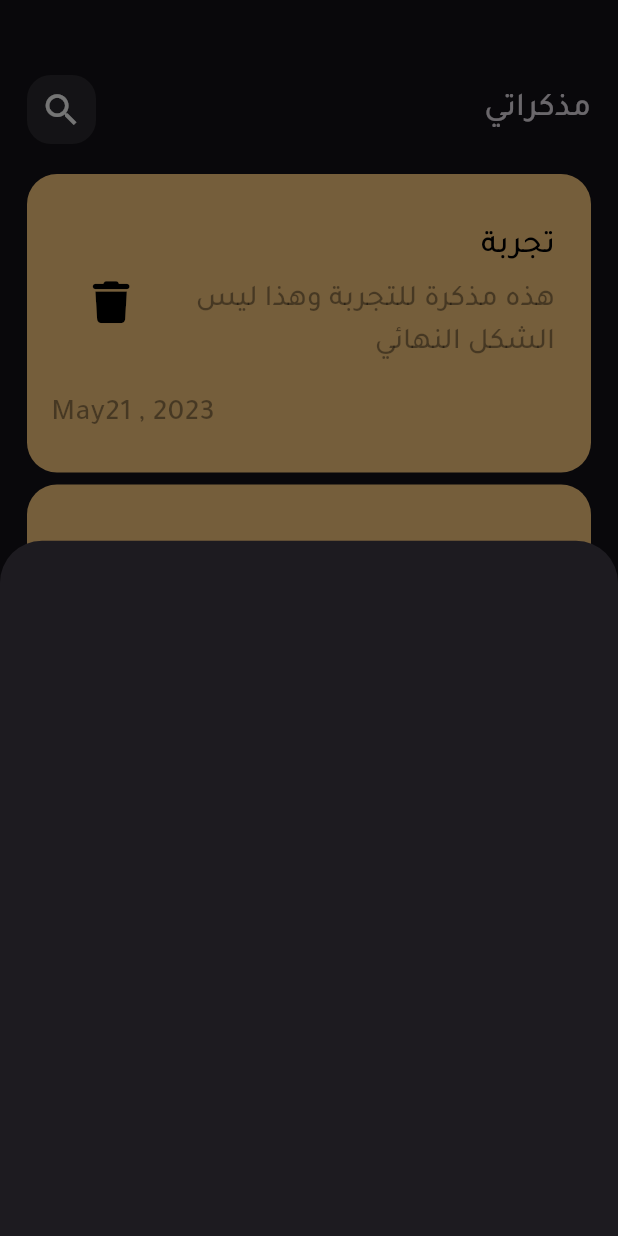
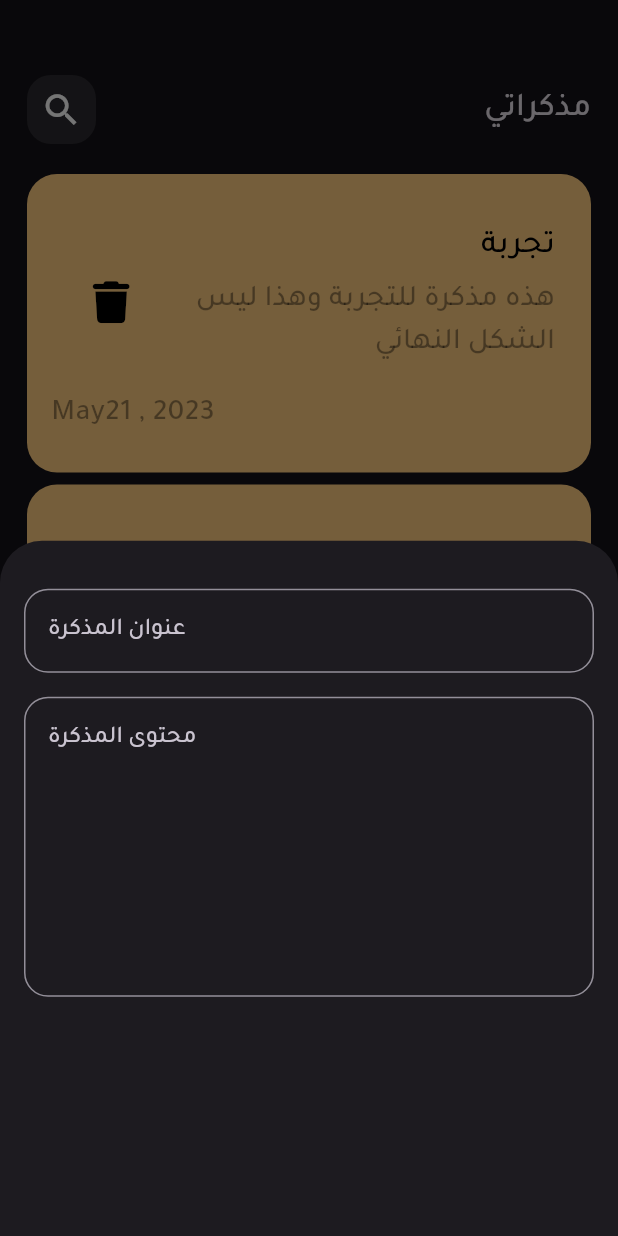
Before and after one commit to EnadAbulawi/MyNotes, a Flutter app: the screen it shows after launch, after a tap on the "add" icon, on a phone screen of 412 x 824 dp. Run offline on Flutter 3.47's test engine with Material 2 defaults, Android fonts, the phone set to English and light mode, and no system bars; our stand-ins replace font_awesome_flutter.

Commit message:
edit in bottomsheet

```diff
--- a/lib/Widgets/add_note_bottomsheet.dart
+++ b/lib/Widgets/add_note_bottomsheet.dart
@@ -1,11 +1,31 @@
+import 'package:flutter/material.dart';
 
-import 'package:flutter/material.dart';
+import 'customtextfiled.dart';
 
 class AddNoteBootomSheet extends StatelessWidget {
   const AddNoteBootomSheet({super.key});
 
   @override
   Widget build(BuildContext context) {
-    return Container();
+    return const Padding(
+      padding: EdgeInsets.symmetric(horizontal: 16),
+      child: Column(
+        children: [
+          SizedBox(
+            height: 32,
+          ),
+          CustomTextFiled(
+            hint: "عنوان المذكرة",
+          ),
+          SizedBox(
+            height: 16,
+          ),
+          CustomTextFiled(
+            hint: "محتوى المذكرة",
+            maxLines: 7,
+          )
+        ],
+      ),
+    );
   }
 }
--- /dev/null
+++ b/lib/Widgets/customtextfiled.dart
@@ -0,0 +1,21 @@
+import 'package:flutter/material.dart';
+
+class CustomTextFiled extends StatelessWidget {
+  const CustomTextFiled({super.key, required this.hint,  this.maxLines = 1});
+
+  final String hint ;
+  final int maxLines;
+
+  @override
+  Widget build(BuildContext context) {
+    return TextField(
+      maxLines: maxLines,
+      decoration: InputDecoration(
+          border: OutlineInputBorder(borderRadius: BorderRadius.circular(16)),
+          hintText: hint,
+          hintStyle: const TextStyle(
+            fontFamily: "Tajawal",
+          )),
+    );
+  }
+}
```
Also changed, not shown: lib/constants.dart (added).
